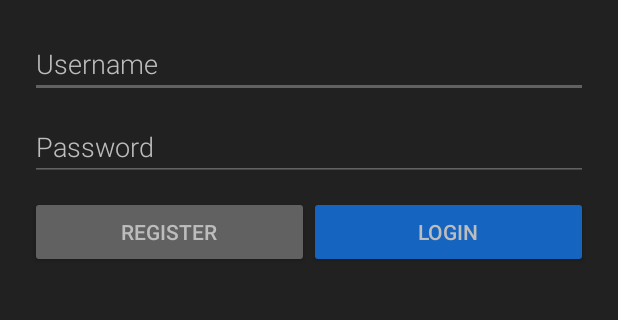
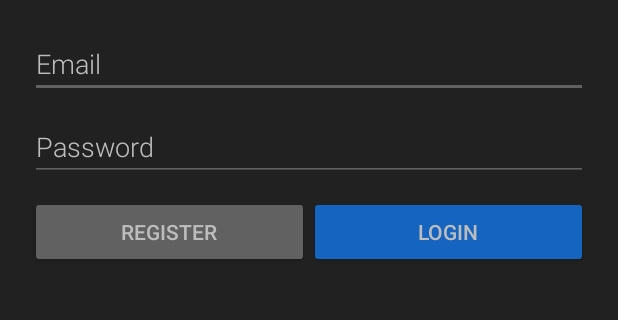
Before and after one commit to SandervWickeren/QuizMaster, an Android app: the screen it shows after launch (MainActivity), on a phone screen of 412 x 824 dp, the part 337-657 px from its top. Run offline under Robolectric (Android 15) with nearby library versions, the phone set to English and light mode, and no system bars; our stand-ins replace Firebase (no records; nobody signed in at launch, a user with empty details on screens opened directly).

Commit message:
Login activity completed

```diff
--- a/app/build.gradle
+++ b/app/build.gradle
@@ -23,10 +23,14 @@ dependencies {
     implementation 'com.android.support:appcompat-v7:26.1.0'
     implementation 'com.android.support.constraint:constraint-layout:1.0.2'
     implementation 'com.google.firebase:firebase-auth:11.0.4'
+    implementation 'com.android.support:support-v4:26.1.0'
     testImplementation 'junit:junit:4.12'
     androidTestImplementation 'com.android.support.test:runner:1.0.1'
     androidTestImplementation 'com.android.support.test.espresso:espresso-core:3.0.1'
 }
 
 
+
+
+
 apply plugin: 'com.google.gms.google-services'
--- a/app/src/main/AndroidManifest.xml
+++ b/app/src/main/AndroidManifest.xml
@@ -16,6 +16,7 @@
                 <category android:name="android.intent.category.LAUNCHER" />
             </intent-filter>
         </activity>
+        <activity android:name=".Home"></activity>
     </application>
 
 </manifest>
--- /dev/null
+++ b/app/src/main/java/com/sandervwickeren/quizmaster/Loginfragment.java
@@ -0,0 +1,73 @@
+package com.sandervwickeren.quizmaster;
+
+
+import android.os.Bundle;
+import android.support.v4.app.Fragment;
+import android.support.v4.app.FragmentManager;
+import android.support.v4.app.FragmentTransaction;
+import android.view.LayoutInflater;
+import android.view.View;
+import android.view.ViewGroup;
+import android.widget.Button;
+import android.widget.EditText;
+import android.widget.TextView;
+
+
+public class Loginfragment extends Fragment {
+
+
+    @Override
+    public View onCreateView(LayoutInflater inflater, ViewGroup container,
+                             Bundle savedInstanceState) {
+        // Inflate the layout for this fragment
+        View v = inflater.inflate(R.layout.fragment_loginfragment, container, false);
+
+        Button login = v.findViewById(R.id.login_button);
+        Button register = v.findViewById(R.id.register_button);
+
+        register.setOnClickListener(new Register_click());
+        login.setOnClickListener(new Login_click());
+
+
+
+
+        return v;
+    }
+
+    private class Register_click implements View.OnClickListener {
+        @Override
+        public void onClick(View view) {
+            FragmentManager fm = getActivity().getSupportFragmentManager();
+            Registerfragment fragment = new Registerfragment();
+            FragmentTransaction ft = fm.beginTransaction();
+            ft.setCustomAnimations(R.anim.enter_from_right, R.anim.exit_to_left, R.anim.enter_from_left, R.anim.exit_to_right);
+            ft.addToBackStack(null);
+            ft.replace(R.id.fragment_container, fragment, "categories");
+            ft.commit();
+        }
+    }
+
+    private class Login_click implements View.OnClickListener {
+        @Override
+        public void onClick(View view) {
+            // Get input
+            EditText email = getView().findViewById(R.id.email);
+            EditText pass = getView().findViewById(R.id.password);
+
+            // Get errortext
+            TextView errorText = getView().findViewById(R.id.errorText);
+
+            if (email.getText().length() == 0 || pass.getText().length() == 0) {
+                errorText.setVisibility(View.VISIBLE);
+            } else {
+                errorText.setVisibility(View.GONE);
+                ((MainActivity)getActivity()).logIn(view, email.getText().toString(), pass.getText().toString());
+            }
+
+
+
+
+        }
+    }
+
+}
--- /dev/null
+++ b/app/src/main/res/anim/enter_from_left.xml
@@ -0,0 +1,8 @@
+<?xml version="1.0" encoding="utf-8"?>
+<set xmlns:android="http://schemas.android.com/apk/res/android"
+    android:shareInterpolator="false">
+    <translate
+        android:fromXDelta="-100%" android:toXDelta="0%"
+        android:fromYDelta="0%" android:toYDelta="0%"
+        android:duration="250"/>
+</set>
--- /dev/null
+++ b/app/src/main/res/anim/enter_from_right.xml
@@ -0,0 +1,8 @@
+<?xml version="1.0" encoding="utf-8"?>
+<set xmlns:android="http://schemas.android.com/apk/res/android"
+    android:shareInterpolator="false">
+    <translate
+        android:fromXDelta="100%" android:toXDelta="0%"
+        android:fromYDelta="0%" android:toYDelta="0%"
+        android:duration="250" />
+</set>
--- /dev/null
+++ b/app/src/main/res/anim/exit_to_left.xml
@@ -0,0 +1,8 @@
+<?xml version="1.0" encoding="utf-8"?>
+<set xmlns:android="http://schemas.android.com/apk/res/android"
+    android:shareInterpolator="false">
+    <translate
+        android:fromXDelta="0%" android:toXDelta="-100%"
+        android:fromYDelta="0%" android:toYDelta="0%"
+        android:duration="250"/>
+</set>
--- /dev/null
+++ b/app/src/main/res/anim/exit_to_right.xml
@@ -0,0 +1,8 @@
+<?xml version="1.0" encoding="utf-8"?>
+<set xmlns:android="http://schemas.android.com/apk/res/android"
+    android:shareInterpolator="false">
+    <translate
+        android:fromXDelta="0%" android:toXDelta="100%"
+        android:fromYDelta="0%" android:toYDelta="0%"
+        android:duration="250" />
+</set>
--- a/app/src/main/res/layout/activity_main.xml
+++ b/app/src/main/res/layout/activity_main.xml
@@ -42,57 +42,13 @@
         android:padding="20dp"
         android:orientation="vertical">
 
-        <EditText
-            android:id="@+id/editText"
+        <FrameLayout
+            xmlns:android="http://schemas.android.com/apk/res/android"
+            android:id="@+id/fragment_container"
             android:layout_width="match_parent"
-            android:layout_height="wrap_content"
-            android:layout_marginBottom="10dp"
-            android:backgroundTint="@color/colorLoginLine"
-            android:ems="10"
-            android:fontFamily="sans-serif-light"
-            android:hint="Username"
-            android:inputType="textPersonName"
-            android:shadowColor="@color/colorLoginText"
-            android:textColor="@color/colorLoginText"
-            android:textColorHint="@color/colorLoginText" />
+            android:layout_height="match_parent" />
 
-        <EditText
-            android:id="@+id/editText2"
-            android:layout_width="match_parent"
-            android:layout_height="wrap_content"
-            android:layout_marginBottom="10dp"
-            android:backgroundTint="@color/colorLoginLine"
-            android:ems="10"
-            android:fontFamily="sans-serif-light"
-            android:hint="Password"
-            android:inputType="textPassword"
-            android:textColor="@color/colorLoginText"
-            android:textColorHint="@color/colorLoginText" />
 
-        <LinearLayout
-            android:layout_width="match_parent"
-            android:layout_height="match_parent"
-            android:orientation="horizontal">
-
-            <Button
-                android:id="@+id/button3"
-                android:layout_width="wrap_content"
-                android:layout_height="wrap_content"
-                android:layout_weight="1"
-                android:backgroundTint="@color/colorRegisterButton"
-                android:text="Register"
-                android:textColor="@color/colorLoginText" />
-
-            <Button
-                android:id="@+id/button2"
-                android:layout_width="wrap_content"
-                android:layout_height="wrap_content"
-                android:layout_gravity="end"
-                android:layout_weight="1"
-                android:backgroundTint="@color/colorLoginButton"
-                android:text="Login"
-                android:textColor="@color/colorLoginText" />
-        </LinearLayout>
     </LinearLayout>
 
 </LinearLayout>
--- /dev/null
+++ b/app/src/main/res/layout/fragment_loginfragment.xml
@@ -0,0 +1,70 @@
+<LinearLayout xmlns:android="http://schemas.android.com/apk/res/android"
+    xmlns:tools="http://schemas.android.com/tools"
+    android:layout_width="match_parent"
+    android:layout_height="match_parent"
+    android:orientation="vertical"
+    android:background="@color/colorLoginBack"
+    tools:context="com.sandervwickeren.quizmaster.Loginfragment">
+
+    <EditText
+        android:id="@+id/email"
+        android:layout_width="match_parent"
+        android:layout_height="wrap_content"
+        android:layout_marginBottom="10dp"
+        android:backgroundTint="@color/colorLoginLine"
+        android:ems="10"
+        android:fontFamily="sans-serif-light"
+        android:hint="Email"
+        android:inputType="textEmailAddress"
+        android:shadowColor="@color/colorLoginText"
+        android:textColor="@color/colorLoginText"
+        android:textColorHint="@color/colorLoginText" />
+
+    <EditText
+        android:id="@+id/password"
+        android:layout_width="match_parent"
+        android:layout_height="wrap_content"
+        android:layout_marginBottom="10dp"
+        android:backgroundTint="@color/colorLoginLine"
+        android:ems="10"
+        android:fontFamily="sans-serif-light"
+        android:hint="Password"
+        android:inputType="textPassword"
+        android:textColor="@color/colorLoginText"
+        android:textColorHint="@color/colorLoginText" />
+
+    <TextView
+        android:id="@+id/errorText"
+        android:layout_width="match_parent"
+        android:layout_height="wrap_content"
+        android:visibility="gone"
+        android:layout_marginBottom="10dp"
+        android:text="Please enter valid credentials."
+        android:textColor="@color/colorErrortext"/>
+
+    <LinearLayout
+        android:layout_width="match_parent"
+        android:layout_height="match_parent"
+        android:orientation="horizontal">
+
+        <Button
+            android:id="@+id/register_button"
+            android:layout_width="wrap_content"
+            android:layout_height="wrap_content"
+            android:layout_weight="1"
+            android:backgroundTint="@color/colorRegisterButton"
+            android:text="Register"
+            android:textColor="@color/colorLoginText" />
+
+        <Button
+            android:id="@+id/login_button"
+            android:layout_width="wrap_content"
+            android:layout_height="wrap_content"
+            android:layout_gravity="end"
+            android:layout_weight="1"
+            android:backgroundTint="@color/colorLoginButton"
+            android:text="Login"
+            android:textColor="@color/colorLoginText" />
+    </LinearLayout>
+
+</LinearLayout>
--- a/app/src/main/res/values/colors.xml
+++ b/app/src/main/res/values/colors.xml
@@ -11,4 +11,5 @@
     <color name="colorLoginButton">#1565C0</color>
     <color name="colorTest">#1565C0</color>
     <color name="colorRegisterButton">#616161</color>
+    <color name="colorErrortext">#F44336</color>
 </resources>
--- a/app/src/main/res/values/strings.xml
+++ b/app/src/main/res/values/strings.xml
@@ -1,3 +1,6 @@
 <resources>
     <string name="app_name">QuizMaster</string>
+
+    <!-- TODO: Remove or change this placeholder text -->
+    <string name="hello_blank_fragment">Hello blank fragment</string>
 </resources>
```
Also changed, not shown: app/src/main/java/com/sandervwickeren/quizmaster/Home.java (added, +13 -0 lines), app/src/main/java/com/sandervwickeren/quizmaster/MainActivity.java (+72 -14 lines), app/src/main/java/com/sandervwickeren/quizmaster/Registerfragment.java (added, +96 -0 lines), app/src/main/res/layout/activity_home.xml (added, +10 -0 lines), app/src/main/res/layout/fragment_registerfragment.xml (added, +101 -0 lines).
